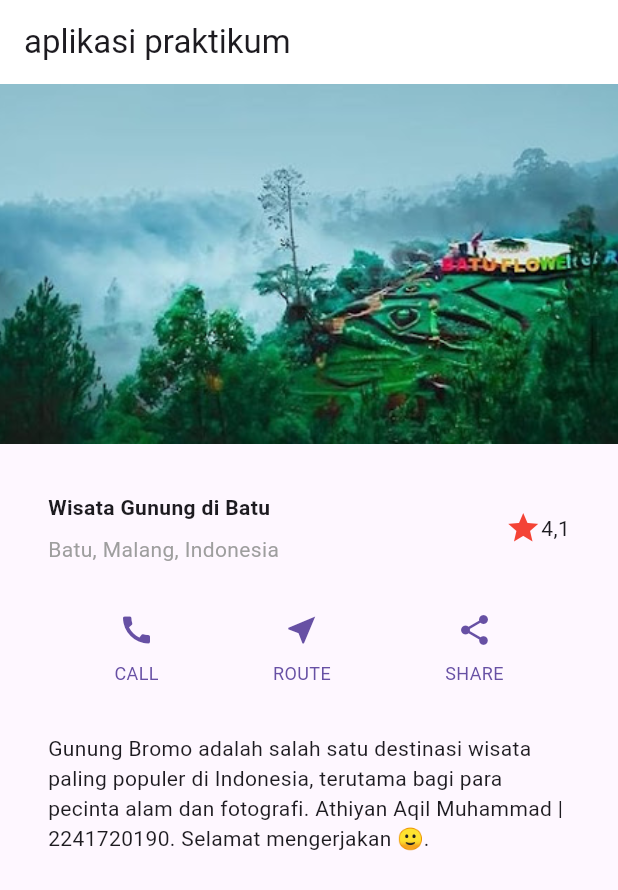
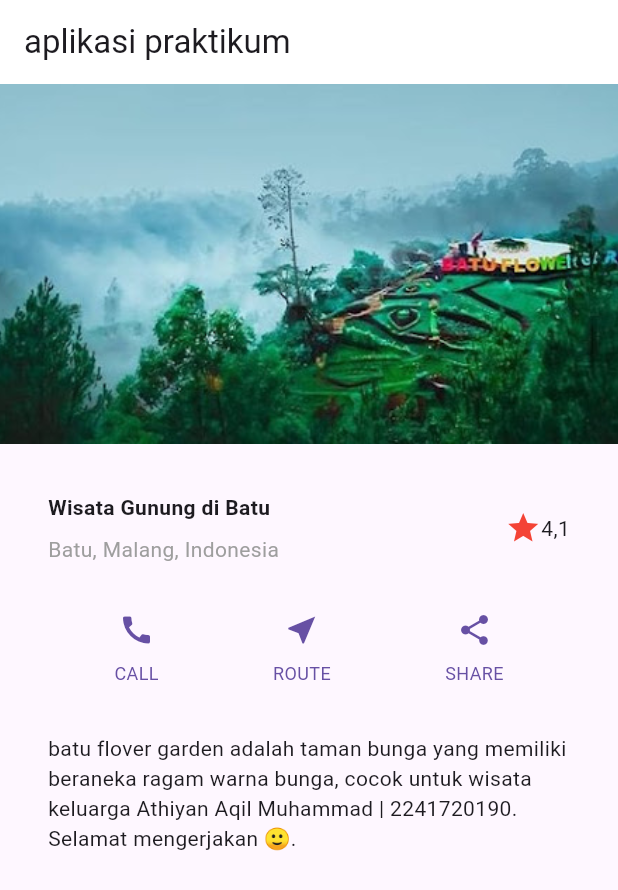
Before and after one commit to tambakboii/MOBILE_Athiyan-Aqil-Muhammad_TI-3H, a Flutter app: the screen it shows after launch, on a phone screen of 412 x 824 dp. Shown: the top 890 px of the screen. Run offline on Flutter 3.47's test engine with Material 3 defaults, Android fonts, the light colour scheme and no system bars.

Commit message:
pertemuan 6

```diff
--- a/myapp/lib/main.dart
+++ b/myapp/lib/main.dart
@@ -11,7 +11,7 @@ class MyApp extends StatelessWidget {
     Widget textSection = Container(
   padding: const EdgeInsets.all(32),
   child: const Text(
-    "Gunung Bromo adalah salah satu destinasi wisata paling populer di Indonesia, terutama bagi para pecinta alam dan fotografi."
+    "batu flover garden adalah taman bunga yang memiliki beraneka ragam warna bunga, cocok untuk wisata keluarga"
     " Athiyan Aqil Muhammad | 2241720190."
         " Selamat mengerjakan 🙂.",
     softWrap: true,
```
